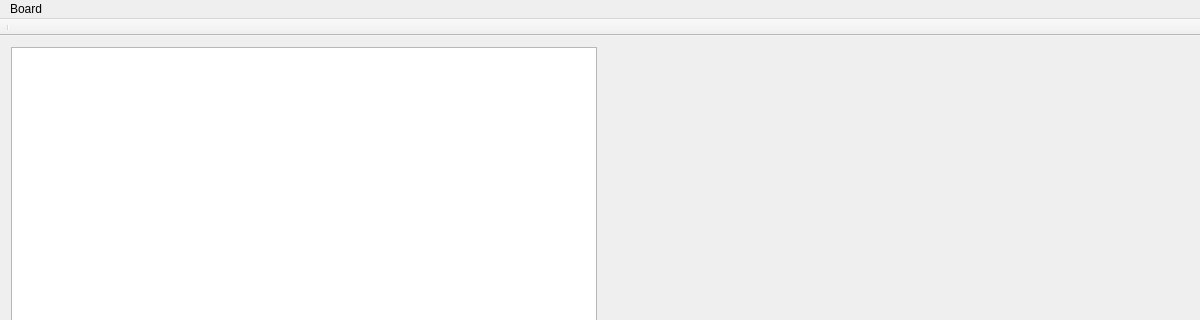
The window that mainwindow.ui (LakeIshikawa/gaugo-gui) describes before a commit, drawn with Qt 5; both pictures show x 0 to 1200 and y 0 to 320 of the 1200 by 960 pixel window.
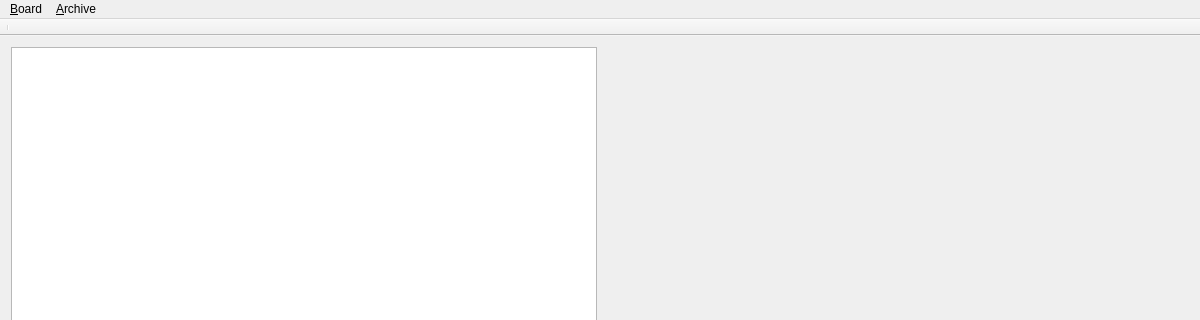
The same window after the commit. Custom widgets are drawn as their Qt base class.

Commit message: - Board size implemented - Asynchronous GTP comunication (signal) - GTP Shell UI - Board UI resized

```diff
--- a/mainwindow.ui
+++ b/mainwindow.ui
@@ -41,13 +41,20 @@
    </property>
    <widget class="QMenu" name="menuGauGo">
     <property name="title">
-     <string>Board</string>
+     <string>&amp;Board</string>
     </property>
     <addaction name="action_Clear"/>
+    <addaction name="menuSize"/>
+   </widget>
+   <widget class="QMenu" name="menuArchive">
+    <property name="title">
+     <string>&amp;Archive</string>
+    </property>
     <addaction name="action_Open_SGF"/>
     <addaction name="action_Save_to_SGF"/>
    </widget>
    <addaction name="menuGauGo"/>
+   <addaction name="menuArchive"/>
   </widget>
   <widget class="QToolBar" name="mainToolBar">
    <property name="movable">
```
Left out of the diff: 54 changed lines with no effect on the pictures. The commit also changes 2 other files.
